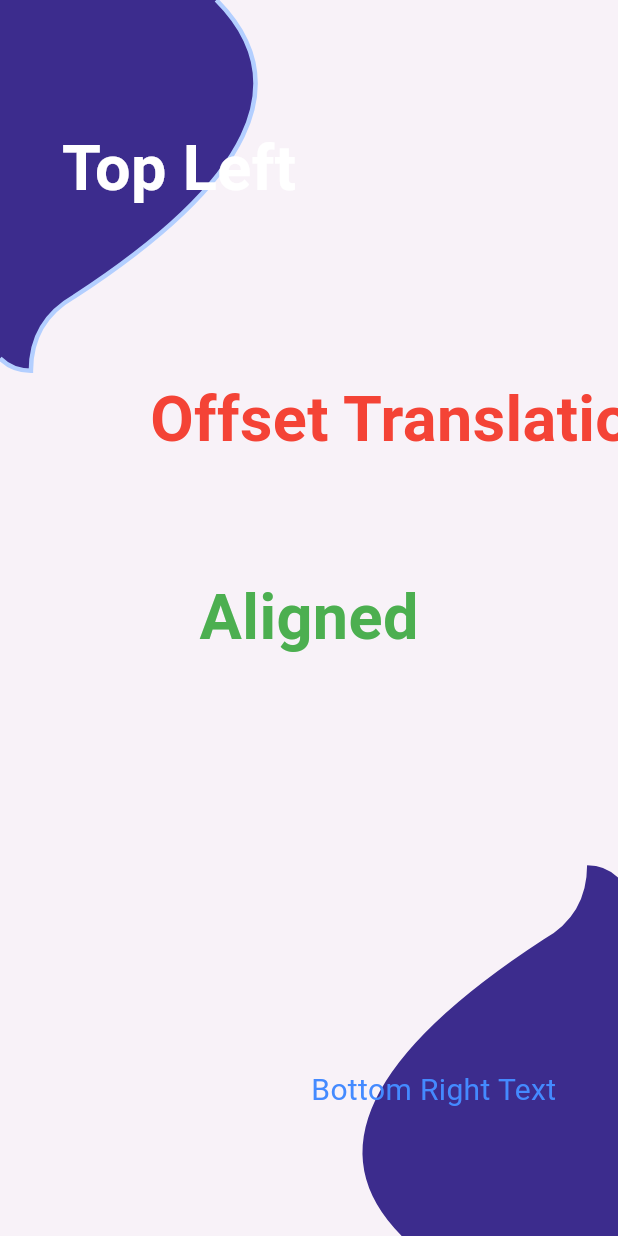
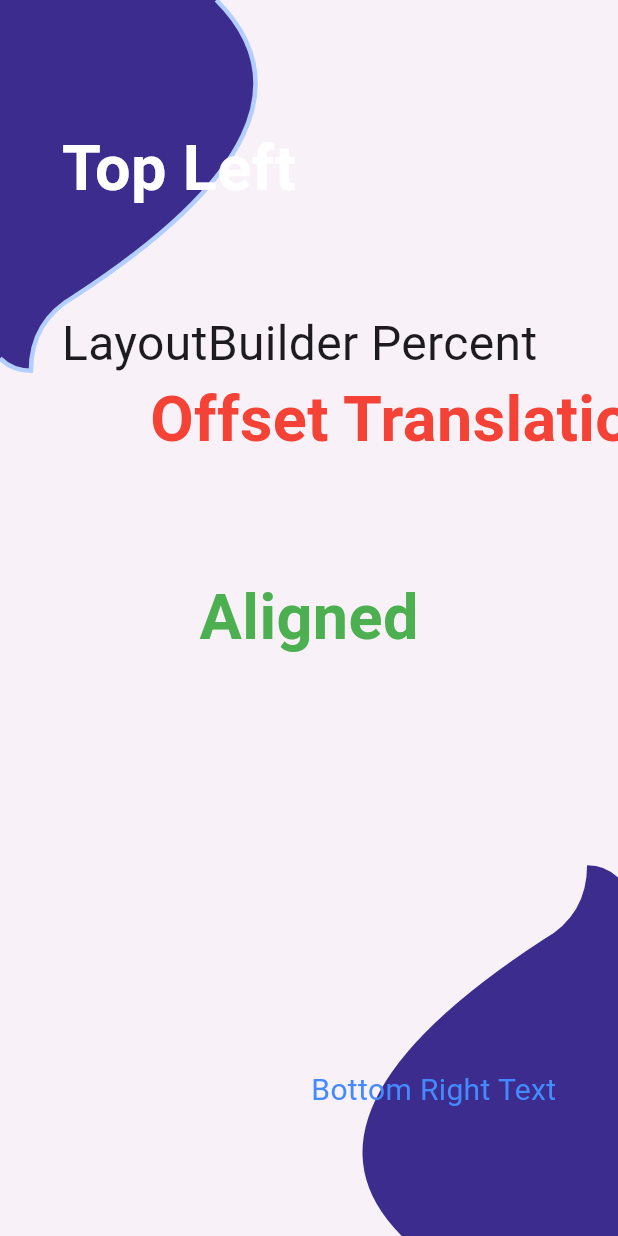
Before and after one commit to johnhcolani/Layout-Widgets, a Flutter app: the screen it shows after launch, on a phone screen of 412 x 824 dp. Run offline on Flutter 3.47's test engine with Material 3 defaults, Android fonts, the phone set to English and light mode, and no system bars.

Commit message:
added LaoutBuilder

```diff
--- a/lib/main.dart
+++ b/lib/main.dart
@@ -25,10 +25,18 @@ class HomePage extends StatelessWidget {
 
     return Scaffold(
       backgroundColor: const Color(0xFFF8F2F8),
-      body: Stack(
+      body: LayoutBuilder(
+        builder: (context, constraints){
+          final width = constraints.maxWidth;
+          final height = constraints.maxHeight;
+          return Stack(
             children: [
               const ChatBackground(),
-
+              Positioned(
+                top: height * 0.25,
+                left: width * 0.1,
+                child: Text("LayoutBuilder Percent",style: TextStyle(fontSize: 32),),
+              ),
               // Example positioned text
               Positioned(
                 top: size.height * 0.1,
@@ -57,6 +65,9 @@ class HomePage extends StatelessWidget {
                 child: Text("Offset Translation",style: TextStyle(fontSize: 42, fontWeight: FontWeight.bold,color: Colors.red),),
               ),
             ],
+          );
+        },
+
       ),
     );
   }
```
Lines whose indentation alone changed are shown as unchanged.
